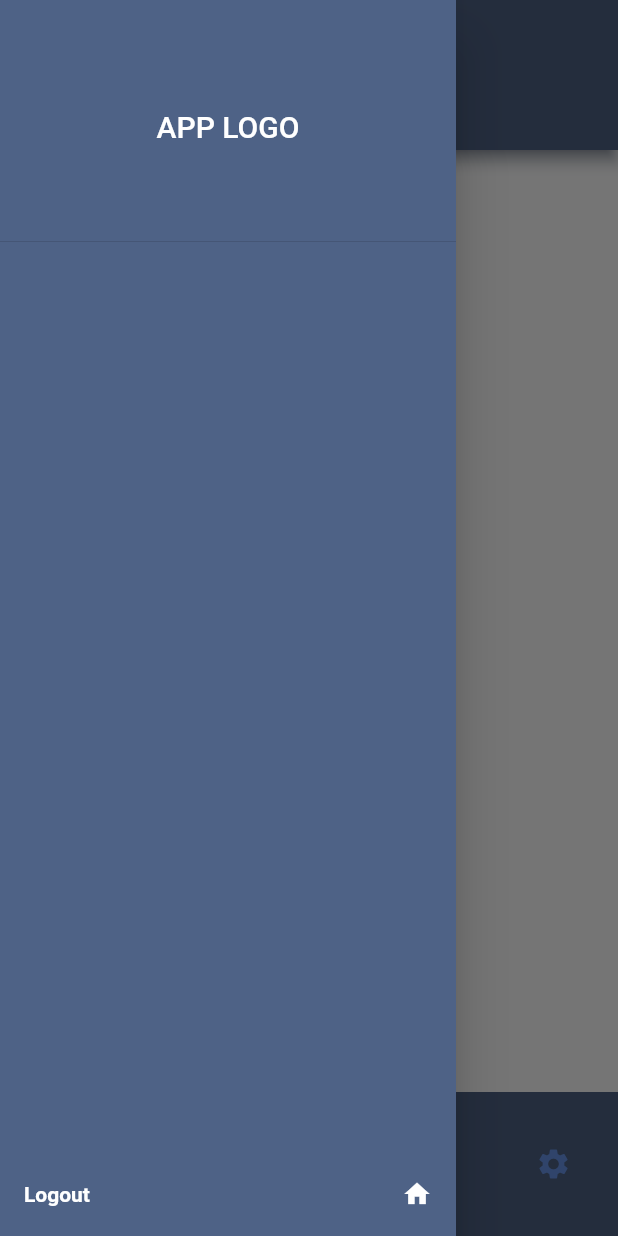
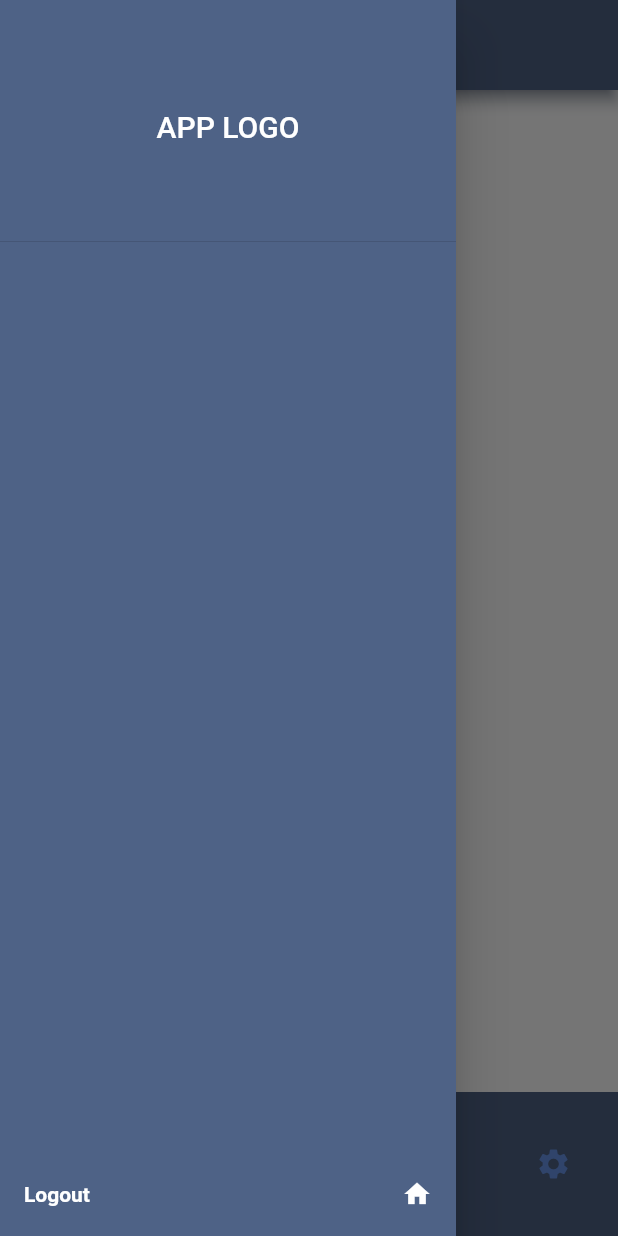
Before and after one commit to dev-vickie/denote, a Flutter app: the screen it shows once a user with an empty profile is signed in, item 2 of the bottom bar chosen, in the side drawer, after a tap on the "menu book" icon, on a phone screen of 412 x 824 dp. Run offline on Flutter 3.47's test engine with Material 2 defaults, Android fonts, the light colour scheme and no system bars; drawn by our look-alikes of google_nav_bar; our stand-ins replace cloud_firestore, firebase_auth, firebase_core, firebase_storage; missing offline and left inert: firebase_app_check; accounts and stored records are empty.

Commit message:
FR - Successfully fetch data based on course/semester in firestore

```diff
--- a/lib/auth/firebase_service/firebase_auth.dart
+++ b/lib/auth/firebase_auth/firebase_auth.dart
@@ -79,6 +79,17 @@ class AuthService {
     navigatorKey.currentState!.pop();
   }
 
+  static String? getCurrentUser() {
+    //get user id to use as parameter in getting user data
+    final user = FirebaseAuth.instance.currentUser;
+    if (user != null) {
+      final uid = user.uid;
+      return uid;
+    } else {
+      return null;
+    }
+  }
+
   static Future signOut() async {
     await FirebaseAuth.instance.signOut();
   }
--- a/lib/auth/pages/register_page.dart
+++ b/lib/auth/pages/register_page.dart
@@ -65,7 +65,7 @@ class _RegisterPageState extends State<RegisterPage> {
               "username": nameController.text.trim(),
               "userid": userId,
               "email": emailController.text.trim(),
-              "course": selectedCourse,
+              "course": selectedCourse!.toLowerCase().replaceAll(" ", ""),
               "semester": selectedSemester,
             });
           } catch (e) {
@@ -73,7 +73,6 @@ class _RegisterPageState extends State<RegisterPage> {
           }
         },
       );
-      navigatorKey.currentState!.pop();
       messengerKey.currentState!.showSnackBar(
         const SnackBar(
           content: Text("Sucess"),
--- /dev/null
+++ b/lib/firebase_storage/firestore_service.dart
@@ -0,0 +1,27 @@
+import 'package:cloud_firestore/cloud_firestore.dart';
+
+import '../auth/firebase_auth/firebase_auth.dart';
+
+class Fbfirestore {
+  static Future<Map<String, String>?> getUserData() async {
+    String? uid = AuthService.getCurrentUser();
+    if (uid != null) {
+      DocumentSnapshot snapshot =
+          await FirebaseFirestore.instance.collection("users").doc(uid).get();
+      if (snapshot.exists) {
+        // retrieve the courseName and semester fields from the document
+        String course = snapshot.get("course");
+        String semester = snapshot.get("semester");
+        // return the values as a map
+
+        return {"course": course, "semester": semester};
+      } else {
+        print("User data not found");
+        return null;
+      }
+    } else {
+      print("User is not signed in");
+      return null;
+    }
+  }
+}
--- a/lib/firebase_storage/storage_service.dart
+++ b/lib/firebase_storage/storage_service.dart
@@ -1,10 +1,13 @@
+import 'package:denote/firebase_storage/firestore_service.dart';
 import 'package:firebase_storage/firebase_storage.dart';
 
 final storage = FirebaseStorage.instance;
 
 class Fbstorage {
-  static Future<List<String>> listAllUnits(
-      {required String course, required String semester}) async {
+  static Future<List<String>> listAllUnits({
+    required String? course,
+    required String? semester,
+  }) async {
     final List<String> unitFinal = [];
     final units = await storage.ref("notes/$course/$semester").listAll();
     for (var item in units.prefixes) {
@@ -13,9 +16,25 @@ class Fbstorage {
     return unitFinal;
   }
 
-  static Future<ListResult> listAllDocs(String? unitName) async {
+  static Future<ListResult> listAllDocs({
+    required String? course,
+    required String? semester,
+    required String? unitName,
+  }) async {
     final results =
-        await storage.ref("notes/bscmechanical/4.2/$unitName").listAll();
+        await storage.ref("notes/$course/$semester/$unitName").listAll();
     return results;
   }
+
+  static Future<List<String>?> loadUnits() async {
+    Map<String, String>? userData = await Fbfirestore.getUserData();
+
+    if (userData != null) {
+      List<String>? unitNames = await Fbstorage.listAllUnits(
+          course: userData["course"], semester: userData["semester"]);
+
+      return unitNames;
+    }
+    return null;
+  }
 }
--- a/lib/homepages/docs_per_category.dart
+++ b/lib/homepages/docs_per_category.dart
@@ -18,7 +18,11 @@ class DocumentsInEachCategoy extends StatelessWidget {
         title: Text(categoryName),
       ),
       body: FutureBuilder(
-        future: Fbstorage.listAllDocs(categoryName),
+        future: Fbstorage.listAllDocs(
+          course: "bscmechanical",
+          semester: "4.2",
+          unitName: categoryName,
+        ),
         builder: (BuildContext context, AsyncSnapshot<ListResult> snapshot) {
           if (snapshot.connectionState == ConnectionState.done &&
               snapshot.hasData) {
--- a/lib/homepages/first_page/first_page.dart
+++ b/lib/homepages/first_page/first_page.dart
@@ -1,5 +1,7 @@
 import 'package:denote/firebase_storage/storage_service.dart';
 import 'package:flutter/material.dart';
+import '../../auth/firebase_auth/firebase_auth.dart';
+import '../../firebase_storage/firestore_service.dart';
 import 'widgets/category_text.dart';
 import 'widgets/doc_item.dart';
 
@@ -12,18 +14,29 @@ class FirstPage extends StatefulWidget {
 
 class _FirstPageState extends State<FirstPage> {
   List<String>? categories; //Empty list to store categories
+  Map<String, String>? userData;
   @override
   void initState() {
     super.initState();
-    loadUnits(); //load all categories on start
+    getCategories();
+    getUserData();
+    AuthService.getCurrentUser();
+    Fbfirestore.getUserData();
   }
 
-  void loadUnits() async {
-    List<String>? unitNames =
-        await Fbstorage.listAllUnits(course: "bscmechanical", semester: "4.2");
+  void getCategories() async {
+    //load all categories on start
+    var loadedCategories = await Fbstorage.loadUnits();
+    setState(() {
+      categories = loadedCategories;
+    });
+  }
 
+  void getUserData() async {
+    //load all categories on start
+    var loadedUserData = await Fbfirestore.getUserData();
     setState(() {
-      categories = unitNames; //Get all units and add to categories list
+      userData = loadedUserData;
     });
   }
 
@@ -55,7 +68,11 @@ class _FirstPageState extends State<FirstPage> {
                   Expanded(
                     flex: 4,
                     child: FutureBuilder(
-                      future: Fbstorage.listAllDocs(categories?[index]),
+                      future: Fbstorage.listAllDocs(
+                        course: userData?["course"],
+                        semester: userData?["semester"],
+                        unitName: categories?[index],
+                      ),
                       builder: (context, snapshot) {
                         //TODO: Refine
                         if (snapshot.connectionState ==
--- a/lib/homepages/homepage/widgets/appbar.dart
+++ b/lib/homepages/homepage/widgets/appbar.dart
@@ -1,12 +1,11 @@
 import 'package:flutter/material.dart';
 import '../../../constants/constants.dart';
-import '../../../firebase_storage/storage_service.dart';
 
 class BuildAppBar extends StatelessWidget implements PreferredSizeWidget {
   const BuildAppBar({super.key});
 
   @override
-  Size get preferredSize => const Size.fromHeight(100);
+  Size get preferredSize => const Size.fromHeight(60);
 
   @override
   Widget build(BuildContext context) {
--- a/lib/homepages/homepage/widgets/drawer.dart
+++ b/lib/homepages/homepage/widgets/drawer.dart
@@ -1,6 +1,6 @@
 import 'package:flutter/material.dart';
 
-import '../../../auth/firebase_service/firebase_auth.dart';
+import '../../../auth/firebase_auth/firebase_auth.dart';
 import '../../../constants/constants.dart';
 
 Widget buildAppDrawer() {
```
